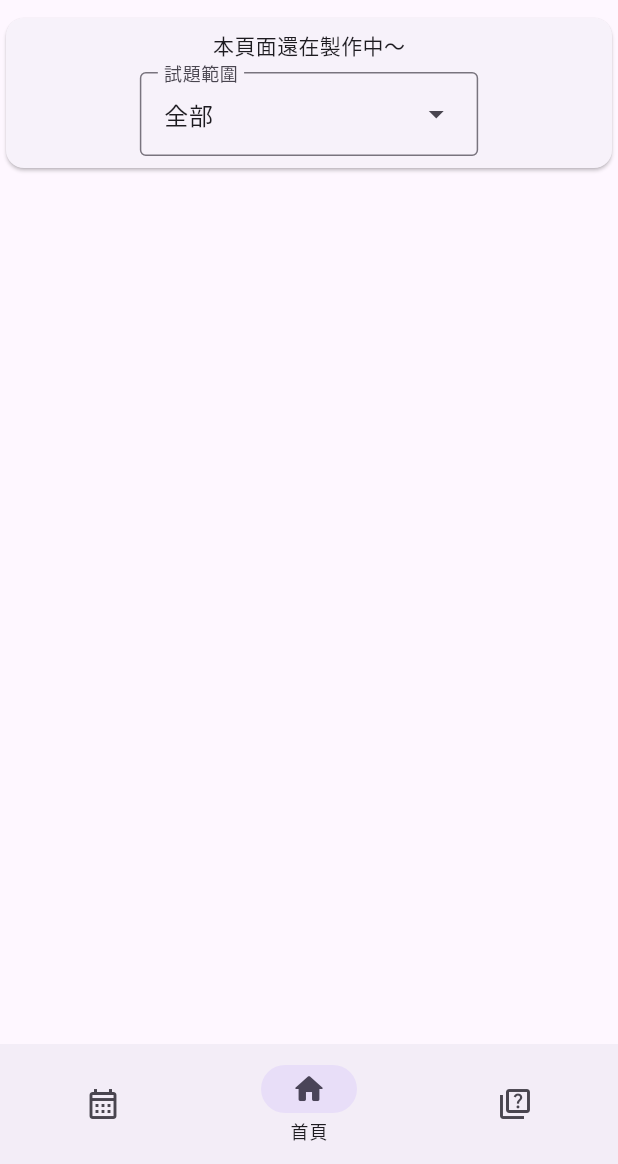
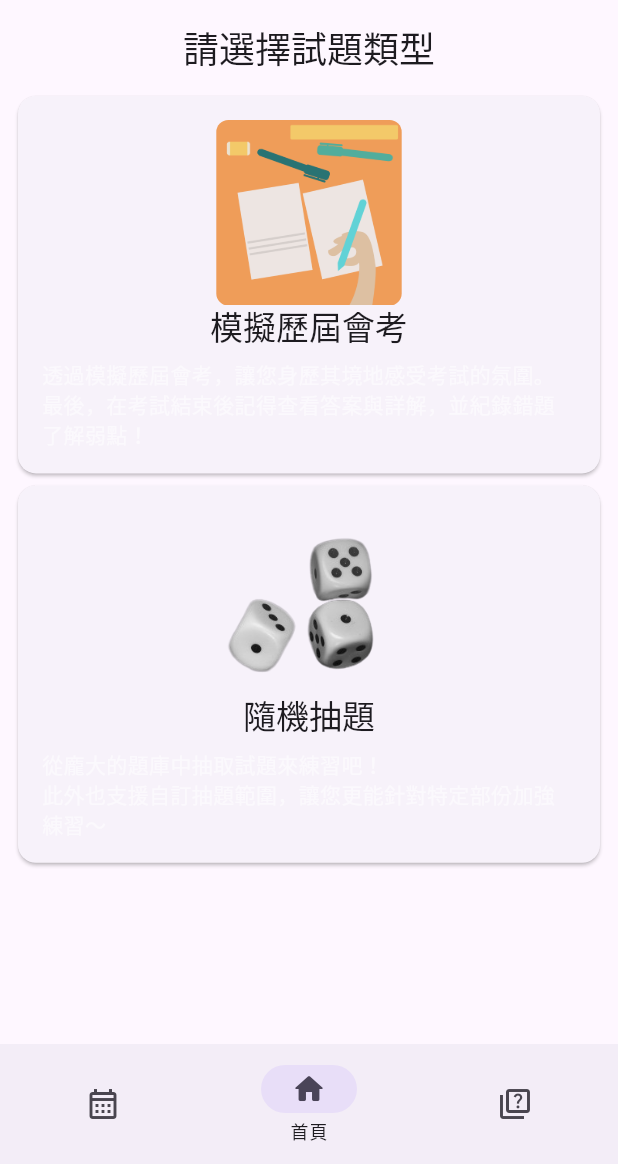
Before and after one commit to SiongSng/cap-countdown, a Flutter app: the screen it shows after launch, swiped to page 3, on a phone screen of 412 x 824 dp, the part 72-1236 px from its top. Run offline on Flutter 3.47's test engine with Material 2 defaults, Android fonts, the phone set to English and light mode, and no system bars; our stand-ins replace flutter_spinkit, line_icons; missing offline and left inert: dart:html, tex_text, zoom_pinch_overlay.

Commit message:
feat: 試題類型選項 (WIP)

```diff
--- a/lib/src/pages/exam_page.dart
+++ b/lib/src/pages/exam_page.dart
@@ -16,28 +16,81 @@ class _ExamPageState extends State<ExamPage>
   Widget build(BuildContext context) {
     super.build(context);
     return ListView(children: [
-      Card(
-        child: Padding(
-          padding: const EdgeInsets.all(8.0),
-          child: Column(
-            children: [
-              const Text('本頁面還在製作中～'),
-              const SizedBox(height: 8),
-              DropdownMenu<String>(
-                  label: const Text('試題範圍'),
-                  initialSelection: 'all',
-                  dropdownMenuEntries: [
-                    const DropdownMenuEntry(label: '全部', value: 'all'),
-                    ...examScope
-                        .map((e) => DropdownMenuEntry(label: e, value: e))
-                  ]),
-            ],
+      Padding(
+        padding: const EdgeInsets.all(8.0),
+        child: Column(
+          children: [
+            Text(
+              '請選擇試題類型',
+              style: Theme.of(context).textTheme.headlineSmall,
+            ),
+            const SizedBox(height: 12),
+            Card(
+              child: InkResponse(
+                onTap: () => _handleOptionChange(ExamType.simulation),
+                child: _buildCard(
+                  title: '模擬歷屆會考',
+                  description:
+                      '透過模擬歷屆會考，讓您身歷其境地感受考試的氛圍。最後，在考試結束後記得查看答案與詳解，並紀錄錯題了解弱點！',
+                  image: 'assets/images/materials/homework.png',
+                ),
+              ),
+            ),
+            Card(
+              child: InkResponse(
+                onTap: () => _handleOptionChange(ExamType.random),
+                child: _buildCard(
+                  title: '隨機抽題',
+                  description: '從龐大的題庫中抽取試題來練習吧！\n此外也支援自訂抽題範圍，讓您更能針對特定部份加強練習～',
+                  image: 'assets/images/materials/dice.png',
+                ),
+              ),
+            ),
+          ],
+        ),
+      )
+    ]);
+  }
+
+  Widget _buildCard({
+    required String title,
+    required String description,
+    required String image,
+  }) {
+    return Padding(
+      padding: const EdgeInsets.all(16),
+      child: Column(
+        children: [
+          ClipRRect(
+            borderRadius: BorderRadius.circular(8),
+            child: Image.asset(
+              image,
+              height: MediaQuery.of(context).size.height * 0.15,
+            ),
           ),
-        ),
+          const SizedBox(width: 16),
+          Text(
+            title,
+            style: Theme.of(context).textTheme.titleLarge,
+          ),
+          const SizedBox(height: 8),
+          Text(
+            description,
+            style: Theme.of(context).textTheme.bodyMedium?.copyWith(
+                  color: Colors.white54,
+                ),
+          ),
+        ],
       ),
-    ]);
+    );
+  }
+
+  void _handleOptionChange(ExamType option) {
+    // TODO: implement
   }
 
   @override
   bool get wantKeepAlive => true;
 }
+
+enum ExamType { random, simulation }
--- a/pubspec.yaml
+++ b/pubspec.yaml
@@ -19,7 +19,7 @@ publish_to: "none" # Remove this line if you wish to publish to pub.dev
 version: 1.0.0+1
 
 environment:
-  sdk: ">=3.0.0-218.1.beta <4.0.0"
+  sdk: ">=3.0.0-290.3.beta <4.0.0"
 
 # Dependencies specify other packages that your package needs in order to work.
 # To automatically upgrade your package dependencies to the latest versions
@@ -75,6 +75,7 @@ flutter:
     - assets/config.json
     - assets/exams.json
     - assets/images/exam/
+    - assets/images/materials/
     - assets/images/logo.png
 
   fonts:
```
Also changed, not shown: assets/images/materials/dice.png (added), assets/images/materials/homework.png (added), 2 other files.
